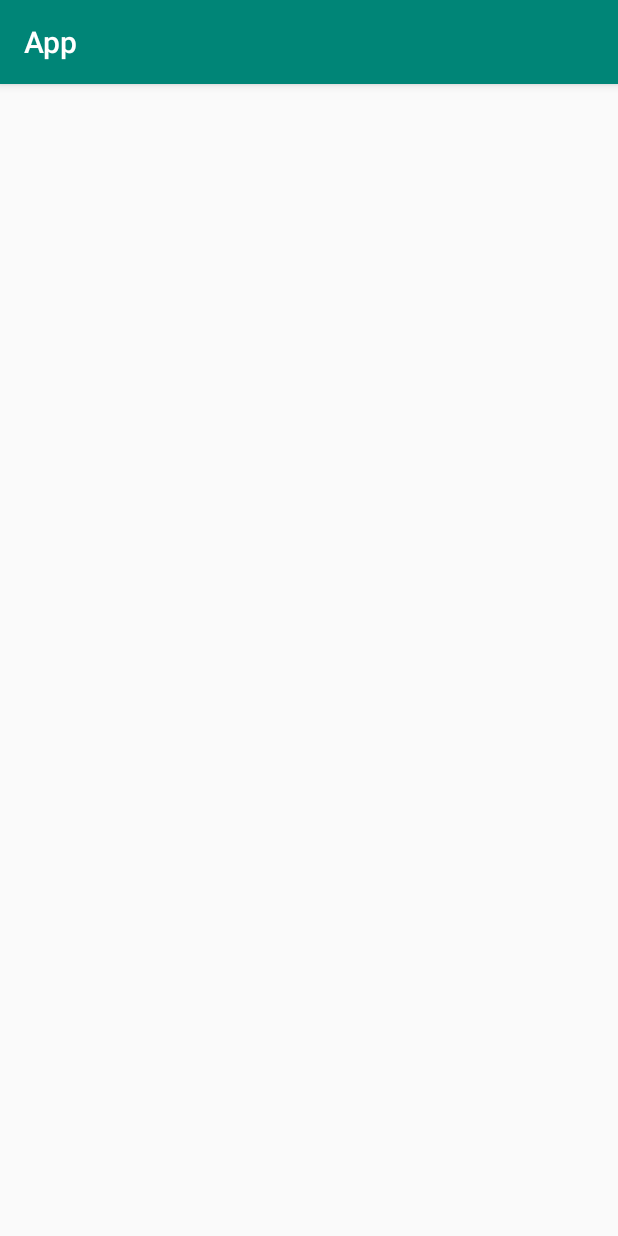
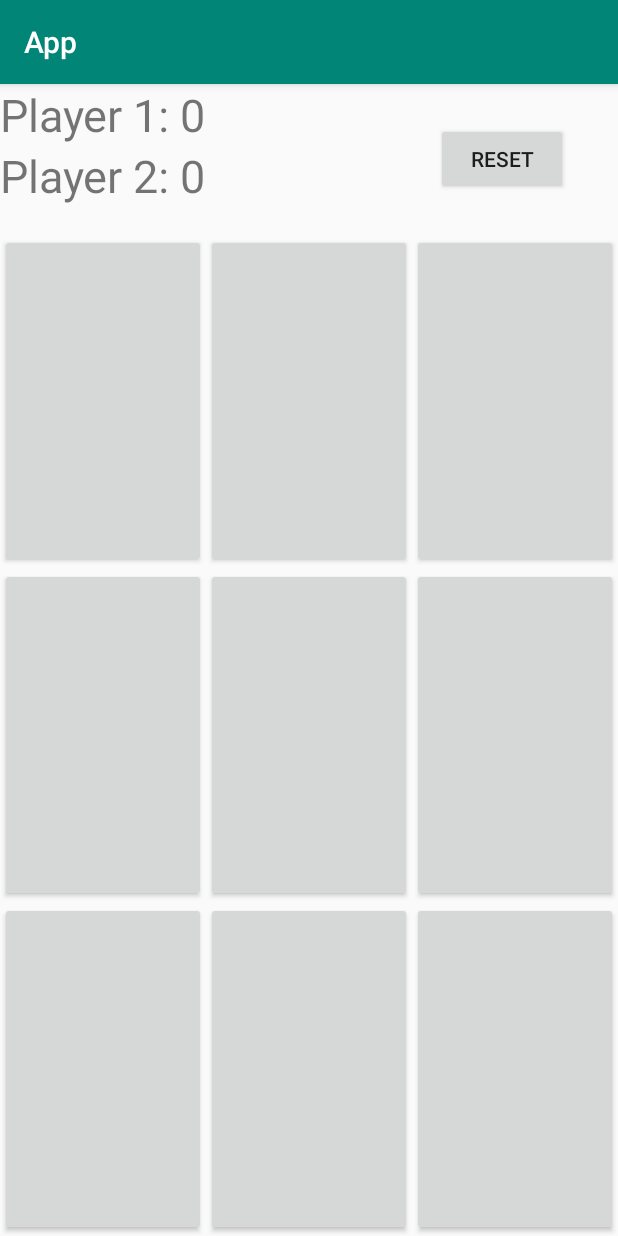
Before and after one commit to Pimpek900/Menu, an Android app: the kik screen opened directly, with no data from a screen before it, on a phone screen of 412 x 824 dp. Run offline under Robolectric (Android 15) with nearby library versions, the light colour scheme and no system bars.

Commit message:
kik layout

```diff
--- a/App/app/src/main/java/com/example/app/GameMenu.java
+++ b/App/app/src/main/java/com/example/app/GameMenu.java
@@ -15,6 +15,5 @@ public class GameMenu extends AppCompatActivity {
     }
     public void kik(View view){
         Intent intent = new Intent(GameMenu.this, kik.class);
-        startActivity(intent);
     }
 }
--- a/App/app/src/main/res/layout/activity_kik.xml
+++ b/App/app/src/main/res/layout/activity_kik.xml
@@ -1,9 +1,179 @@
 <?xml version="1.0" encoding="utf-8"?>
-<androidx.constraintlayout.widget.ConstraintLayout xmlns:android="http://schemas.android.com/apk/res/android"
-    xmlns:app="http://schemas.android.com/apk/res-auto"
-    xmlns:tools="http://schemas.android.com/tools"
-    android:layout_width="match_parent"
-    android:layout_height="match_parent"
-    tools:context=".kik">
+<LinearLayout xmlns:android="http://schemas.android.com/apk/res/android"
+    android:orientation="vertical" android:layout_width="match_parent"
+    android:layout_height="match_parent">
 
-</androidx.constraintlayout.widget.ConstraintLayout>
+
+    <RelativeLayout
+        android:id="@+id/relativeLayout"
+
+        android:layout_width="match_parent"
+        android:layout_height="100dp">
+
+        <TextView
+            android:id="@+id/player1"
+
+            android:layout_width="wrap_content"
+
+            android:layout_height="wrap_content"
+            android:text="Player 1: 0"
+            android:textSize="30sp" />
+
+        <TextView
+            android:id="@+id/player2"
+
+            android:layout_width="wrap_content"
+
+            android:layout_height="wrap_content"
+
+            android:layout_below="@id/player1"
+            android:text="Player 2: 0"
+            android:textSize="30sp"
+
+            />
+
+        <Button
+            android:id="@+id/button_reset"
+
+            android:layout_width="wrap_content"
+
+            android:layout_height="wrap_content"
+
+            android:layout_alignParentEnd="true"
+
+            android:layout_alignParentRight="true"
+
+            android:layout_centerVertical="true"
+
+            android:layout_marginEnd="33dp"
+
+            android:layout_marginRight="33dp"
+            android:text="reset" />
+
+    </RelativeLayout>
+
+    <LinearLayout
+
+        android:layout_width="match_parent"
+        android:layout_height="0dp"
+        android:layout_weight="1"
+        android:orientation="horizontal"
+        >
+
+
+        <Button
+            android:layout_width="0dp"
+
+            android:layout_height="match_parent"
+            android:layout_weight="1"
+            android:id="@+id/button_0"
+            android:textSize="60sp"
+
+            />
+        <Button
+            android:layout_width="0dp"
+
+            android:layout_height="match_parent"
+            android:layout_weight="1"
+            android:id="@+id/button_01"
+            android:textSize="60sp"
+
+            />
+        <Button
+            android:layout_width="0dp"
+
+            android:layout_height="match_parent"
+            android:layout_weight="1"
+            android:id="@+id/button_02"
+            android:textSize="60sp"
+
+            />
+
+
+
+
+    </LinearLayout>
+    <LinearLayout
+
+        android:layout_width="match_parent"
+        android:layout_height="0dp"
+        android:layout_weight="1"
+        android:orientation="horizontal"
+        >
+
+
+        <Button
+            android:layout_width="0dp"
+
+            android:layout_height="match_parent"
+            android:layout_weight="1"
+            android:id="@+id/button_10"
+            android:textSize="60sp"
+
+            />
+        <Button
+            android:layout_width="0dp"
+
+            android:layout_height="match_parent"
+            android:layout_weight="1"
+            android:id="@+id/button_11"
+            android:textSize="60sp"
+
+            />
+        <Button
+            android:layout_width="0dp"
+
+            android:layout_height="match_parent"
+            android:layout_weight="1"
+            android:id="@+id/button_12"
+            android:textSize="60sp"
+
+            />
+
+
+
+
+    </LinearLayout>
+    <LinearLayout
+
+        android:layout_width="match_parent"
+        android:layout_height="0dp"
+        android:layout_weight="1"
+        android:orientation="horizontal"
+        >
+
+
+        <Button
+            android:layout_width="0dp"
+
+            android:layout_height="match_parent"
+            android:layout_weight="1"
+            android:id="@+id/button_20"
+            android:textSize="60sp"
+
+            />
+        <Button
+            android:layout_width="0dp"
+
+            android:layout_height="match_parent"
+            android:layout_weight="1"
+            android:id="@+id/button_21"
+            android:textSize="60sp"
+
+            />
+        <Button
+            android:layout_width="0dp"
+
+            android:layout_height="match_parent"
+            android:layout_weight="1"
+            android:id="@+id/button_22"
+            android:textSize="60sp"
+
+            />
+
+
+
+
+    </LinearLayout>
+
+</LinearLayout>
```
